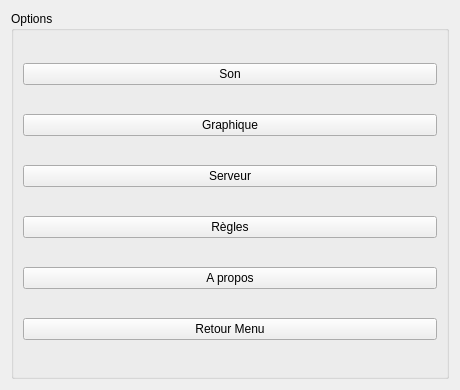
This is StreetCar/StreetCar/OptionsMenu.ui in paboccard/Projet_Prog_Jeu as Qt 5 draws it before an edit. The edited form follows.
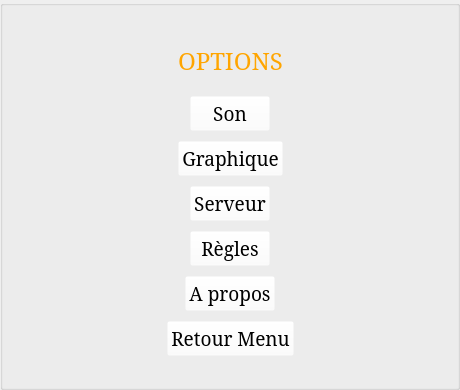
This is the edited form. Icons and pictures are not drawn.

Patch:
```diff
--- a/StreetCar/StreetCar/OptionsMenu.ui
+++ b/StreetCar/StreetCar/OptionsMenu.ui
@@ -13,54 +13,406 @@
   <property name="windowTitle">
    <string>Form</string>
   </property>
+  <property name="styleSheet">
+   <string notr="true">#groupBox {
+	border-image: url(:/images/menu_fond);
+}
+
+QPushButton {
+	background-color: rgba(255, 255, 255, 0);
+}</string>
+  </property>
   <layout class="QVBoxLayout" name="verticalLayout_2">
+   <property name="margin">
+    <number>0</number>
+   </property>
    <item>
     <widget class="QGroupBox" name="groupBox">
+     <property name="styleSheet">
+      <string notr="true">#groupBox {
+	border-image: url(:/images/menu_fond);
+}
+
+#label {
+	color: orange;
+}
+
+QPushButton {
+	background-color: rgba(255, 255, 255, 0);
+}</string>
+     </property>
      <property name="title">
-      <string>Options</string>
+      <string/>
      </property>
      <layout class="QVBoxLayout" name="verticalLayout_3">
+      <property name="spacing">
+       <number>0</number>
+      </property>
+      <property name="leftMargin">
+       <number>30</number>
+      </property>
+      <property name="topMargin">
+       <number>20</number>
+      </property>
+      <property name="rightMargin">
+       <number>30</number>
+      </property>
+      <property name="bottomMargin">
+       <number>20</number>
+      </property>
       <item>
-       <widget class="QPushButton" name="buttonSound">
-        <property name="text">
-         <string>Son</string>
+       <layout class="QHBoxLayout" name="layouTitle">
+        <property name="spacing">
+         <number>0</number>
         </property>
-       </widget>
+        <item>
+         <spacer name="horizontalSpacer">
+          <property name="orientation">
+           <enum>Qt::Horizontal</enum>
+          </property>
+          <property name="sizeHint" stdset="0">
+           <size>
+            <width>40</width>
+            <height>20</height>
+           </size>
+          </property>
+         </spacer>
+        </item>
+        <item>
+         <widget class="QLabel" name="label">
+          <property name="minimumSize">
+           <size>
+            <width>50</width>
+            <height>50</height>
+           </size>
+          </property>
+          <property name="maximumSize">
+           <size>
+            <width>16777215</width>
+            <height>50</height>
+           </size>
+          </property>
+          <property name="font">
+           <font>
+            <family>Serif</family>
+            <pointsize>18</pointsize>
+            <weight>50</weight>
+            <bold>false</bold>
+           </font>
+          </property>
+          <property name="text">
+           <string>OPTIONS</string>
+          </property>
+         </widget>
+        </item>
+        <item>
+         <spacer name="horizontalSpacer_2">
+          <property name="orientation">
+           <enum>Qt::Horizontal</enum>
+          </property>
+          <property name="sizeHint" stdset="0">
+           <size>
+            <width>40</width>
+            <height>20</height>
+           </size>
+          </property>
+         </spacer>
+        </item>
+       </layout>
       </item>
       <item>
-       <widget class="QPushButton" name="buttonGraphics">
-        <property name="text">
-         <string>Graphique</string>
+       <layout class="QHBoxLayout" name="layoutButtonSound">
+        <property name="spacing">
+         <number>0</number>
         </property>
-       </widget>
+        <property name="sizeConstraint">
+         <enum>QLayout::SetMinimumSize</enum>
+        </property>
+        <item>
+         <spacer name="horizontalSpacer_3">
+          <property name="orientation">
+           <enum>Qt::Horizontal</enum>
+          </property>
+          <property name="sizeHint" stdset="0">
+           <size>
+            <width>40</width>
+            <height>20</height>
+           </size>
+          </property>
+         </spacer>
+        </item>
+        <item>
+         <widget class="QPushButton" name="buttonSound">
+          <property name="minimumSize">
+           <size>
+            <width>50</width>
+            <height>0</height>
+           </size>
+          </property>
+          <property name="font">
+           <font>
+            <family>Serif</family>
+            <pointsize>14</pointsize>
+           </font>
+          </property>
+          <property name="text">
+           <string>Son</string>
+          </property>
+         </widget>
+        </item>
+        <item>
+         <spacer name="horizontalSpacer_4">
+          <property name="orientation">
+           <enum>Qt::Horizontal</enum>
+          </property>
+          <property name="sizeHint" stdset="0">
+           <size>
+            <width>40</width>
+            <height>20</height>
+           </size>
+          </property>
+         </spacer>
+        </item>
+       </layout>
       </item>
       <item>
-       <widget class="QPushButton" name="buttonServer">
-        <property name="text">
-         <string>Serveur</string>
+       <layout class="QHBoxLayout" name="layoutButtonGraphics">
+        <property name="spacing">
+         <number>0</number>
         </property>
-       </widget>
+        <property name="sizeConstraint">
+         <enum>QLayout::SetMinimumSize</enum>
+        </property>
+        <item>
+         <spacer name="horizontalSpacer_5">
+          <property name="orientation">
+           <enum>Qt::Horizontal</enum>
+          </property>
+          <property name="sizeHint" stdset="0">
+           <size>
+            <width>40</width>
+            <height>20</height>
+           </size>
+          </property>
+         </spacer>
+        </item>
+        <item>
+         <widget class="QPushButton" name="buttonGraphics">
+          <property name="minimumSize">
+           <size>
+            <width>50</width>
+            <height>0</height>
+           </size>
+          </property>
+          <property name="font">
+           <font>
+            <family>Serif</family>
+            <pointsize>14</pointsize>
+           </font>
+          </property>
+          <property name="text">
+           <string>Graphique</string>
+          </property>
+         </widget>
+        </item>
+        <item>
+         <spacer name="horizontalSpacer_6">
+          <property name="orientation">
+           <enum>Qt::Horizontal</enum>
+          </property>
+          <property name="sizeHint" stdset="0">
+           <size>
+            <width>40</width>
+            <height>20</height>
+           </size>
+          </property>
+         </spacer>
+        </item>
+       </layout>
       </item>
       <item>
-       <widget class="QPushButton" name="buttonRules">
-        <property name="text">
-         <string>Règles</string>
+       <layout class="QHBoxLayout" name="layoutButtonServer">
+        <property name="spacing">
+         <number>0</number>
         </property>
-       </widget>
+        <item>
+         <spacer name="horizontalSpacer_7">
+          <property name="orientation">
+           <enum>Qt::Horizontal</enum>
+          </property>
+          <property name="sizeHint" stdset="0">
+           <size>
+            <width>40</width>
+            <height>20</height>
+           </size>
+          </property>
+         </spacer>
+        </item>
+        <item>
+         <widget class="QPushButton" name="buttonServer">
+          <property name="font">
+           <font>
+            <family>Serif</family>
+            <pointsize>14</pointsize>
+           </font>
+          </property>
+          <property name="text">
+           <string>Serveur</string>
+          </property>
+         </widget>
+        </item>
+        <item>
+         <spacer name="horizontalSpacer_8">
+          <property name="orientation">
+           <enum>Qt::Horizontal</enum>
+          </property>
+          <property name="sizeHint" stdset="0">
+           <size>
+            <width>40</width>
+            <height>20</height>
+           </size>
+          </property>
+         </spacer>
+        </item>
+       </layout>
       </item>
       <item>
-       <widget class="QPushButton" name="buttonCredits">
-        <property name="text">
-         <string>A propos</string>
+       <layout class="QHBoxLayout" name="layoutButtonRules">
+        <property name="spacing">
+         <number>0</number>
         </property>
-       </widget>
+        <item>
+         <spacer name="horizontalSpacer_9">
+          <property name="orientation">
+           <enum>Qt::Horizontal</enum>
+          </property>
+          <property name="sizeHint" stdset="0">
+           <size>
+            <width>40</width>
+            <height>20</height>
+           </size>
+          </property>
+         </spacer>
+        </item>
+        <item>
+         <widget class="QPushButton" name="buttonRules">
+          <property name="font">
+           <font>
+            <family>Serif</family>
+            <pointsize>14</pointsize>
+           </font>
+          </property>
+          <property name="text">
+           <string>Règles</string>
+          </property>
+         </widget>
+        </item>
+        <item>
+         <spacer name="horizontalSpacer_10">
+          <property name="orientation">
+           <enum>Qt::Horizontal</enum>
+          </property>
+          <property name="sizeHint" stdset="0">
+           <size>
+            <width>40</width>
+            <height>20</height>
+           </size>
+          </property>
+         </spacer>
+        </item>
+       </layout>
       </item>
       <item>
-       <widget class="QPushButton" name="buttonBack">
-        <property name="text">
-         <string>Retour Menu</string>
+       <layout class="QHBoxLayout" name="layoutCredits">
+        <property name="spacing">
+         <number>0</number>
         </property>
-       </widget>
+        <item>
+         <spacer name="horizontalSpacer_11">
+          <property name="orientation">
+           <enum>Qt::Horizontal</enum>
+          </property>
+          <property name="sizeHint" stdset="0">
+           <size>
+            <width>40</width>
+            <height>20</height>
+           </size>
+          </property>
+         </spacer>
+        </item>
+        <item>
+         <widget class="QPushButton" name="buttonCredits">
+          <property name="font">
+           <font>
+            <family>Serif</family>
+            <pointsize>14</pointsize>
+           </font>
+          </property>
+          <property name="text">
+           <string>A propos</string>
+          </property>
+         </widget>
+        </item>
+        <item>
+         <spacer name="horizontalSpacer_12">
+          <property name="orientation">
+           <enum>Qt::Horizontal</enum>
+          </property>
+          <property name="sizeHint" stdset="0">
+           <size>
+            <width>40</width>
+            <height>20</height>
+           </size>
+          </property>
+         </spacer>
+        </item>
+       </layout>
+      </item>
+      <item>
+       <layout class="QHBoxLayout" name="layoutButtonBack">
+        <property name="spacing">
+         <number>0</number>
+        </property>
+        <item>
+         <spacer name="horizontalSpacer_13">
+          <property name="orientation">
+           <enum>Qt::Horizontal</enum>
+          </property>
+          <property name="sizeHint" stdset="0">
+           <size>
+            <width>40</width>
+            <height>20</height>
+           </size>
+          </property>
+         </spacer>
+        </item>
+        <item>
+         <widget class="QPushButton" name="buttonBack">
+          <property name="font">
+           <font>
+            <family>Serif</family>
+            <pointsize>14</pointsize>
+           </font>
+          </property>
+          <property name="text">
+           <string>Retour Menu</string>
+          </property>
+         </widget>
+        </item>
+        <item>
+         <spacer name="horizontalSpacer_14">
+          <property name="orientation">
+           <enum>Qt::Horizontal</enum>
+          </property>
+          <property name="sizeHint" stdset="0">
+           <size>
+            <width>40</width>
+            <height>20</height>
+           </size>
+          </property>
+         </spacer>
+        </item>
+       </layout>
       </item>
      </layout>
     </widget>
```
